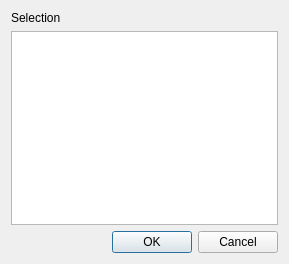
Old version of the form Dialogs/selectcoorddlg.ui in the repository acraig5075/survey-calcs.
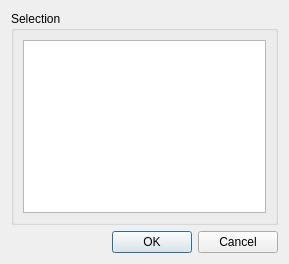
New version of the form.

Patch:
```diff
--- a/Dialogs/selectcoorddlg.ui
+++ b/Dialogs/selectcoorddlg.ui
@@ -13,22 +13,18 @@
   <property name="windowTitle">
    <string>Coordinate Selection</string>
   </property>
-  <layout class="QVBoxLayout" name="verticalLayout_3">
-   <item>
     <layout class="QVBoxLayout" name="verticalLayout_2">
      <item>
-      <layout class="QVBoxLayout" name="verticalLayout">
-       <item>
-        <widget class="QLabel" name="label">
-         <property name="text">
+    <widget class="QGroupBox" name="groupBox">
+     <property name="title">
           <string>Selection</string>
          </property>
-        </widget>
-       </item>
+     <layout class="QVBoxLayout" name="verticalLayout">
        <item>
         <widget class="QTableView" name="tableView"/>
        </item>
       </layout>
+    </widget>
      </item>
      <item>
       <widget class="QDialogButtonBox" name="buttonBox">
@@ -39,8 +35,6 @@
         <set>QDialogButtonBox::Cancel|QDialogButtonBox::Ok</set>
        </property>
       </widget>
-     </item>
-    </layout>
    </item>
   </layout>
  </widget>
```
Lines whose indentation alone changed are shown as unchanged.
